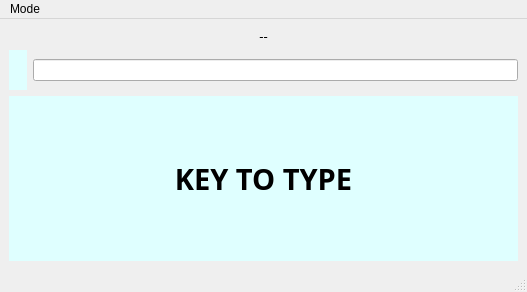
Old version of the form mainWindow.ui in the repository windexlight/MappingTrainer.
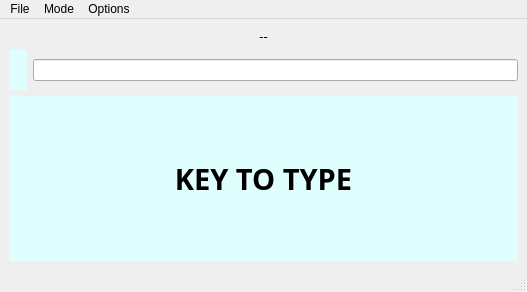
New version of the form.

Commit message: Functional start on a typing practice mode

Patch:
```diff
--- a/mainWindow.ui
+++ b/mainWindow.ui
@@ -120,7 +120,22 @@
     <addaction name="actionKey_Practice"/>
     <addaction name="actionTyping_Practice"/>
    </widget>
+   <widget class="QMenu" name="menuOptions">
+    <property name="title">
+     <string>Options</string>
+    </property>
+    <addaction name="actionSplit_file_by_period"/>
+    <addaction name="actionStart_file_in_random_location"/>
+   </widget>
+   <widget class="QMenu" name="menuFile">
+    <property name="title">
+     <string>File</string>
+    </property>
+    <addaction name="actionLoad_typing_content_file"/>
+   </widget>
+   <addaction name="menuFile"/>
    <addaction name="menuMode"/>
+   <addaction name="menuOptions"/>
   </widget>
   <widget class="QStatusBar" name="statusbar"/>
   <action name="actionKey_Practice">
```
Left out of the diff: 41 changed lines with no effect on the pictures. The commit also changes 2 other files.
